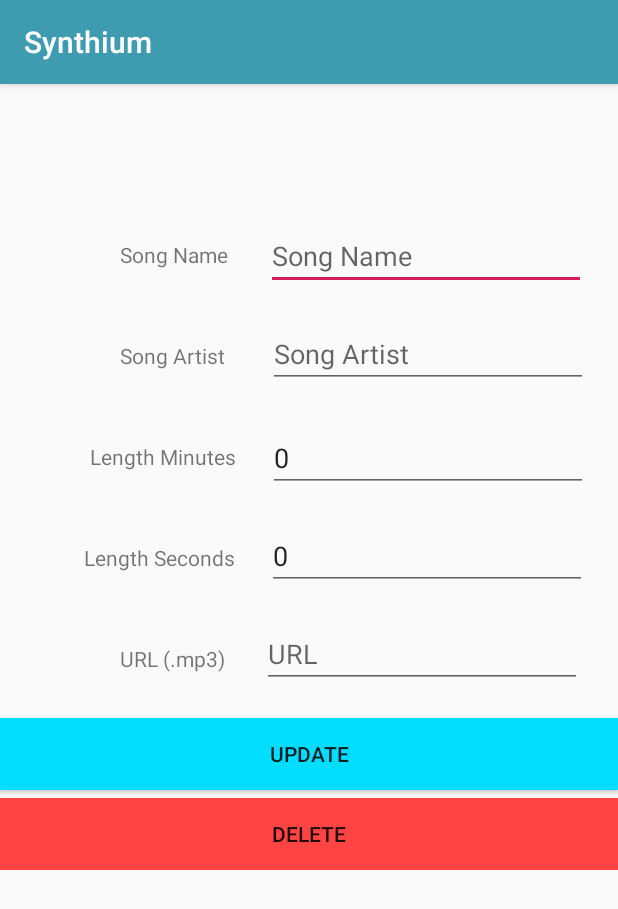
After one commit to kacox2020/Synthium, an Android app: the EditSong screen opened directly, with no data from a screen before it, on a phone screen of 412 x 824 dp. The commit adds this screen. Shown: the top 909 px of the screen. Run offline under Robolectric (Android 15) with nearby library versions, the phone set to English and light mode, and no system bars; our stand-ins replace Volley; network calls fail; 7 statements that could not run were skipped.

Commit message:
Implemented on long press methods of update and delete

```diff
--- /dev/null
+++ b/Android/app/src/main/java/com/example/synthium/EditSong.java
@@ -0,0 +1,118 @@
+package com.example.synthium;
+
+import androidx.appcompat.app.AppCompatActivity;
+
+import android.os.Bundle;
+import android.view.View;
+import android.widget.Button;
+import android.widget.EditText;
+import android.widget.Toast;
+
+import com.android.volley.Request;
+import com.android.volley.Response;
+import com.android.volley.VolleyError;
+import com.android.volley.toolbox.JsonObjectRequest;
+import com.android.volley.toolbox.StringRequest;
+
+import org.json.JSONArray;
+import org.json.JSONException;
+import org.json.JSONObject;
+
+import java.util.HashMap;
+import java.util.Map;
+
+public class EditSong extends AppCompatActivity {
+    private String websiteURL = "https://mopsdev.bw.edu/~kcox18/Synthium/WebService/rest.php/song";
+
+    @Override
+    protected void onCreate(Bundle savedInstanceState) {
+        super.onCreate(savedInstanceState);
+        setContentView(R.layout.activity_edit_song);
+
+        Bundle extras = getIntent().getExtras();
+        final Song selectedSong = new Song(extras.getString("songTitle"), extras.getString("songArtist"), extras.getInt("songID"), extras.getInt("songLength"), extras.getString("songURL"));
+
+        final EditText songName = findViewById(R.id.songName);
+        songName.setText(selectedSong.songTitle);
+
+        final EditText songArtist = findViewById(R.id.songArtist);
+        songArtist.setText(selectedSong.songArtist);
+
+        final EditText songMin = findViewById(R.id.lengthMinutes);
+        final EditText songSec = findViewById(R.id.lengthSeconds);
+
+        // Calculate Song Length
+        int songMinutes = selectedSong.songLength/60;
+        int songSeconds = selectedSong.songLength%60;
+
+        songMin.setText(String.valueOf(songMinutes));
+        songSec.setText(String.valueOf(songSeconds));
+
+        final EditText songURL = findViewById(R.id.songURL);
+        songURL.setText(selectedSong.songURL);
+
+        final String completedURL = websiteURL + "/" + selectedSong.songID;
+
+        // Update Button and Functions
+        Button updateBtn = findViewById(R.id.updateBtn);
+        updateBtn.setOnClickListener(new View.OnClickListener() {
+            @Override
+            public void onClick(View v) {
+                int songMinutes = Integer.parseInt(songMin.getText().toString()) * 60;
+                int songSeconds = Integer.parseInt(songSec.getText().toString());
+                int totalSongLength = songMinutes + songSeconds;
+
+                JSONObject songObject = new JSONObject();
+                try {
+                    songObject.put("songID", selectedSong.songID);
+                    songObject.put("songTitle", songName.getText().toString());
+                    songObject.put("songArtist", songArtist.getText().toString());
+                    songObject.put("songLength", totalSongLength);
+                    songObject.put("songURL", songURL.getText().toString());
+                } catch (JSONException je) {
+                    je.printStackTrace();
+                }
+
+                ServiceClient serviceClient = ServiceClient.getInstance(getApplicationContext());
+                JsonObjectRequest request = new JsonObjectRequest(Request.Method.PUT, websiteURL, songObject, new Response.Listener<JSONObject>() {
+                    @Override
+                    public void onResponse(JSONObject response) {
+                        Toast.makeText(getApplicationContext(), "Updated!", Toast.LENGTH_SHORT).show();
+                        finish();
+                    }
+                }, new Response.ErrorListener() {
+                    @Override
+                    public void onErrorResponse(VolleyError error) {
+                        error.printStackTrace();
+                        Toast.makeText(getApplicationContext(), "An Error has occurred.", Toast.LENGTH_SHORT).show();
+                    }
+                });
+                serviceClient.addRequest(request);
+            }
+        });
+
+        // Delete Button and Functions
+        Button deleteBtn = findViewById(R.id.deleteBtn);
+        deleteBtn.setOnClickListener(new View.OnClickListener() {
+            @Override
+            public void onClick(View v) {
+                ServiceClient serviceClient = ServiceClient.getInstance(getApplicationContext());
+                StringRequest request = new StringRequest(Request.Method.DELETE, completedURL, new Response.Listener<String>() {
+                    @Override
+                    public void onResponse(String response) {
+                        Toast.makeText(getApplicationContext(), "Deleted", Toast.LENGTH_SHORT).show();
+                        finish();
+                    }
+                }, new Response.ErrorListener() {
+                    // onServer Error
+                    @Override
+                    public void onErrorResponse(VolleyError error) {
+                        error.printStackTrace();
+                        Toast.makeText(getApplicationContext(), "An Error has occurred.", Toast.LENGTH_SHORT).show();
+                    }
+                });
+                serviceClient.addRequest(request);
+            }
+        });
+    }
+}
--- a/Android/app/src/main/java/com/example/synthium/MusicFragment.java
+++ b/Android/app/src/main/java/com/example/synthium/MusicFragment.java
@@ -1,8 +1,10 @@
 package com.example.synthium;
 
 import android.content.Context;
+import android.content.Intent;
 import android.os.Bundle;
 
+import androidx.annotation.Nullable;
 import androidx.fragment.app.Fragment;
 import androidx.fragment.app.FragmentManager;
 import androidx.fragment.app.FragmentTransaction;
@@ -41,6 +43,8 @@ import java.util.List;
  */
 
 public class MusicFragment extends Fragment implements OnListFragmentInteractionListener<Object> {
+    private RecyclerView recyclerView;
+    private SongModel model;
 
     private ArrayList<String> songUrlList = new ArrayList<>();
 
@@ -91,14 +95,27 @@ public class MusicFragment extends Fragment implements OnListFragmentInteraction
         // Set the adapter
         if (view instanceof RecyclerView) {
             Context context = view.getContext();
-            final RecyclerView recyclerView = (RecyclerView) view;
+            recyclerView = (RecyclerView) view;
             if (mColumnCount <= 1) {
                 recyclerView.setLayoutManager(new LinearLayoutManager(context));
             } else {
                 recyclerView.setLayoutManager(new GridLayoutManager(context, mColumnCount));
             }
-            final SongModel model = new SongModel();
+            model = new SongModel();
+            getSongsRequest(recyclerView, model);
+        }
 
+        return view;
+    }
+
+    @Override
+    public void onResume() {
+        super.onResume();
+        MyMusicRecyclerViewAdapter adapter = new MyMusicRecyclerViewAdapter(model.getMusic(), mListener);
+        adapter.notifyDataSetChanged();
+    }
+
+    public void getSongsRequest(final RecyclerView recyclerView, final SongModel model) {
         // Call the Database
         ServiceClient serviceClient = ServiceClient.getInstance(getContext());
         StringRequest request = new StringRequest(Request.Method.GET, "https://mopsdev.bw.edu/~kcox18/Synthium/WebService/rest.php/song", new Response.Listener<String>() {
@@ -129,9 +146,6 @@ public class MusicFragment extends Fragment implements OnListFragmentInteraction
         serviceClient.addRequest(request);
     }
 
-        return view;
-    }
-
     @Override
     public void onDetach() {
         super.onDetach();
--- a/Android/app/src/main/java/com/example/synthium/MyMusicRecyclerViewAdapter.java
+++ b/Android/app/src/main/java/com/example/synthium/MyMusicRecyclerViewAdapter.java
@@ -56,8 +56,7 @@ public class MyMusicRecyclerViewAdapter extends RecyclerView.Adapter<MyMusicRecy
             });
         } else {
             holder.mItem = mValues.get(position);
-            String id = String.valueOf(mValues.get(position).songID);
-            holder.mIdView.setText(id);
+            holder.mIdView.setText(String.valueOf(position+1));
             holder.mContentView.setText(mValues.get(position).songTitle);
 
             holder.mView.setOnClickListener(new View.OnClickListener() {
@@ -69,6 +68,22 @@ public class MyMusicRecyclerViewAdapter extends RecyclerView.Adapter<MyMusicRecy
                         mListener.onListFragmentInteraction(holder.mItem);
 
                     }
+                }
+            });
+
+            holder.mView.setOnLongClickListener(new View.OnLongClickListener() {
+                @Override
+                public boolean onLongClick(View v) {
+                    Intent intent = new Intent(v.getContext(), EditSong.class);
+                    intent.putExtra("songID", holder.mItem.songID);
+                    intent.putExtra("songTitle", holder.mItem.songTitle);
+                    intent.putExtra("songArtist", holder.mItem.songArtist);
+                    intent.putExtra("songLength", holder.mItem.songLength);
+                    intent.putExtra("songURL", holder.mItem.songURL);
+
+                    v.getContext().startActivity(intent);
+
+                    return false;
                 }
             });
         }
--- /dev/null
+++ b/Android/app/src/main/res/layout/activity_edit_song.xml
@@ -0,0 +1,169 @@
+<?xml version="1.0" encoding="utf-8"?>
+<FrameLayout xmlns:android="http://schemas.android.com/apk/res/android"
+    xmlns:app="http://schemas.android.com/apk/res-auto"
+    xmlns:tools="http://schemas.android.com/tools"
+    android:layout_width="match_parent"
+    android:layout_height="match_parent"
+    tools:context=".EditSong">
+
+    <androidx.constraintlayout.widget.ConstraintLayout
+        android:layout_width="match_parent"
+        android:layout_height="wrap_content">
+
+        <TextView
+            android:id="@+id/textView"
+            android:layout_width="wrap_content"
+            android:layout_height="wrap_content"
+            android:layout_marginStart="80dp"
+            android:layout_marginLeft="80dp"
+            android:layout_marginTop="104dp"
+            android:text="Song Name"
+            app:layout_constraintStart_toStartOf="parent"
+            app:layout_constraintTop_toTopOf="parent" />
+
+        <TextView
+            android:id="@+id/textView3"
+            android:layout_width="wrap_content"
+            android:layout_height="wrap_content"
+            android:layout_marginStart="80dp"
+            android:layout_marginLeft="80dp"
+            android:layout_marginTop="48dp"
+            android:text="Song Artist"
+            app:layout_constraintStart_toStartOf="parent"
+            app:layout_constraintTop_toBottomOf="@+id/textView" />
+
+        <TextView
+            android:id="@+id/textView4"
+            android:layout_width="wrap_content"
+            android:layout_height="wrap_content"
+            android:layout_marginStart="60dp"
+            android:layout_marginLeft="60dp"
+            android:layout_marginTop="48dp"
+            android:text="Length Minutes"
+            app:layout_constraintStart_toStartOf="parent"
+            app:layout_constraintTop_toBottomOf="@+id/textView3" />
+
+        <TextView
+            android:id="@+id/textView5"
+            android:layout_width="wrap_content"
+            android:layout_height="wrap_content"
+            android:layout_marginStart="56dp"
+            android:layout_marginLeft="56dp"
+            android:layout_marginTop="48dp"
+            android:text="Length Seconds"
+            app:layout_constraintStart_toStartOf="parent"
+            app:layout_constraintTop_toBottomOf="@+id/textView4" />
+
+        <TextView
+            android:id="@+id/textView6"
+            android:layout_width="wrap_content"
+            android:layout_height="wrap_content"
+            android:layout_marginStart="80dp"
+            android:layout_marginLeft="80dp"
+            android:layout_marginTop="48dp"
+            android:text="URL (.mp3)"
+            app:layout_constraintStart_toStartOf="parent"
+            app:layout_constraintTop_toBottomOf="@+id/textView5" />
+
+        <EditText
+            android:id="@+id/songName"
+            android:layout_width="wrap_content"
+            android:layout_height="wrap_content"
+            android:layout_marginStart="24dp"
+            android:layout_marginLeft="24dp"
+            android:layout_marginTop="92dp"
+            android:layout_marginEnd="20dp"
+            android:layout_marginRight="20dp"
+            android:ems="10"
+            android:hint="Song Name"
+            app:layout_constraintEnd_toEndOf="parent"
+            app:layout_constraintStart_toEndOf="@+id/textView"
+            app:layout_constraintTop_toTopOf="parent" />
+
+        <EditText
+            android:id="@+id/songArtist"
+            android:layout_width="wrap_content"
+            android:layout_height="wrap_content"
+            android:layout_marginStart="28dp"
+            android:layout_marginLeft="28dp"
+            android:layout_marginTop="20dp"
+            android:layout_marginEnd="19dp"
+            android:layout_marginRight="19dp"
+            android:ems="10"
+            android:hint="Song Artist"
+            app:layout_constraintEnd_toEndOf="parent"
+            app:layout_constraintStart_toEndOf="@+id/textView3"
+            app:layout_constraintTop_toBottomOf="@+id/songName" />
+
+        <EditText
+            android:id="@+id/lengthMinutes"
+            android:layout_width="wrap_content"
+            android:layout_height="wrap_content"
+            android:layout_marginStart="20dp"
+            android:layout_marginLeft="20dp"
+            android:layout_marginTop="24dp"
+            android:layout_marginEnd="19dp"
+            android:layout_marginRight="19dp"
+            android:ems="10"
+            android:hint="Length Minutes"
+            android:inputType="number"
+            app:layout_constraintEnd_toEndOf="parent"
+            app:layout_constraintStart_toEndOf="@+id/textView4"
+            app:layout_constraintTop_toBottomOf="@+id/songArtist" />
+
+        <EditText
+            android:id="@+id/lengthSeconds"
+            android:layout_width="wrap_content"
+            android:layout_height="wrap_content"
+            android:layout_marginStart="20dp"
+            android:layout_marginLeft="20dp"
+            android:layout_marginTop="20dp"
+            android:layout_marginEnd="19dp"
+            android:layout_marginRight="19dp"
+            android:ems="10"
+            android:hint="Length Seconds"
+            android:inputType="number"
+            app:layout_constraintEnd_toEndOf="parent"
+            app:layout_constraintStart_toEndOf="@+id/textView5"
+            app:layout_constraintTop_toBottomOf="@+id/lengthMinutes" />
+
+        <EditText
+            android:id="@+id/songURL"
+            android:layout_width="wrap_content"
+            android:layout_height="wrap_content"
+            android:layout_marginStart="24dp"
+            android:layout_marginLeft="24dp"
+            android:layout_marginTop="20dp"
+            android:layout_marginEnd="23dp"
+            android:layout_marginRight="23dp"
+            android:ems="10"
+            android:hint="URL"
+            app:layout_constraintEnd_toEndOf="parent"
+            app:layout_constraintStart_toEndOf="@+id/textView6"
+            app:layout_constraintTop_toBottomOf="@+id/lengthSeconds" />
+
+        <Button
+            android:id="@+id/updateBtn"
+            android:layout_width="0dp"
+            android:layout_height="wrap_content"
+            android:layout_marginTop="20dp"
+            android:text="Update"
+            android:background="@android:color/holo_blue_bright"
+            app:layout_constraintEnd_toEndOf="parent"
+            app:layout_constraintHorizontal_bias="0.832"
+            app:layout_constraintStart_toStartOf="parent"
+            app:layout_constraintTop_toBottomOf="@+id/songURL" />
+
+        <Button
+            android:id="@+id/deleteBtn"
+            android:layout_width="0dp"
+            android:layout_height="wrap_content"
+            android:layout_marginTop="5dp"
+            android:background="@android:color/holo_red_light"
+            android:text="Delete"
+            app:layout_constraintBottom_toBottomOf="parent"
+            app:layout_constraintEnd_toEndOf="parent"
+            app:layout_constraintStart_toStartOf="parent"
+            app:layout_constraintTop_toBottomOf="@+id/updateBtn" />
+    </androidx.constraintlayout.widget.ConstraintLayout>
+</FrameLayout>
```
Also changed, not shown: Android/app/src/main/AndroidManifest.xml (+5 -5 lines). Lines whose indentation alone changed are shown as unchanged.
